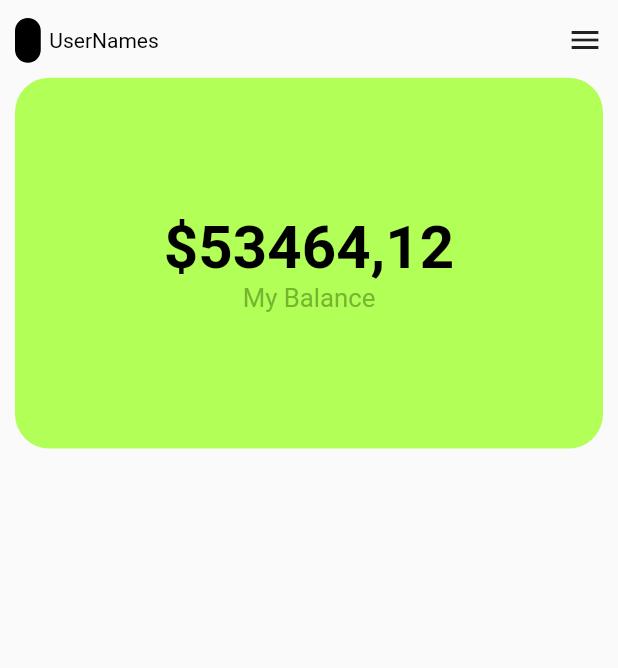
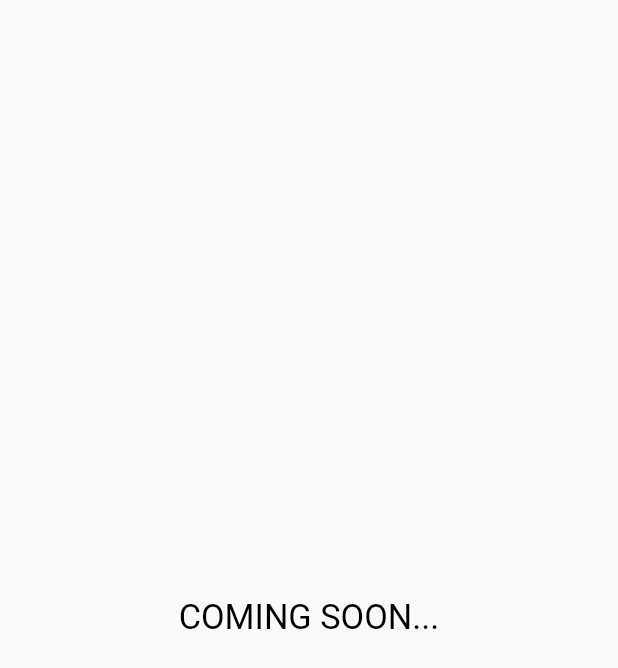
Before and after one commit to peteruche21/effective-broccoli, a Flutter app: the HomeScreen screen opened directly, on a phone screen of 412 x 824 dp. Shown: the top 668 px of the screen. Run offline on Flutter 3.47's test engine with Material 2 defaults, Android fonts, the phone set to English and light mode, and no system bars; drawn by our look-alikes of oktoast; our stand-ins replace dio, flutter_screenutil, flutter_svg, fluttertoast, retrofit; missing offline and left inert: mobile_scanner; generated files the repository leaves out were written again; Roboto replaces fonts that are missing (Aunchanted Xspace, Solomon's Key True Type).

Commit message:
added coming soon page

```diff
--- a/usernames_dApp/particle-biconomy/auth/lib/home.dart
+++ b/usernames_dApp/particle-biconomy/auth/lib/home.dart
@@ -9,37 +9,13 @@ class HomeScreen extends StatelessWidget {
     return SafeArea(
       child: Scaffold(
           // backgroundColor: Colors.red,
-          body: Container(
-        padding: const EdgeInsets.symmetric(horizontal: 10),
-        child: Column(
-          children: [
-            SizedBox(
-              height: 10.h,
-            ),
-            Row(
-              children: [
-                Container(
-                  height: 25.h,
-                  width: 15.w,
-                  decoration: BoxDecoration(
-                    borderRadius: BorderRadius.circular(15).w,
-                    color: Colors.black,
-                  ),
-                ),
-                SizedBox(
-                  width: 5.w,
-                ),
-                const Text(
-                  'UserNames',
-                  style: TextStyle(
-                      color: Colors.black, fontFamily: 'Aunchanted Xspace'),
-                ),
-                Expanded(child: Container()),
-                const Icon(Icons.menu),
-              ],
-            ),
-            const GreenCard()
-          ],
+          body: Center(
+        child: Text(
+          'COMING SOON...',
+          style: TextStyle(
+              color: Colors.black,
+              fontFamily: "Solomon's Key True Type",
+              fontSize: 20.sp),
         ),
       )),
     );
--- a/usernames_dApp/particle_wallet_connect/example/lib/wallet_connect_demo/wallet_connect_logic.dart
+++ b/usernames_dApp/particle_wallet_connect/example/lib/wallet_connect_demo/wallet_connect_logic.dart
@@ -1,6 +1,4 @@
 import 'dart:convert';
-
-import 'package:oktoast/oktoast.dart';
 import 'package:particle_wallet_connect/model/Dapp_info.dart';
 import 'package:particle_wallet_connect/model/request_result.dart';
 import 'package:particle_wallet_connect/model/wallet_meta_data.dart';
```
Also changed, not shown: 1 other file.
